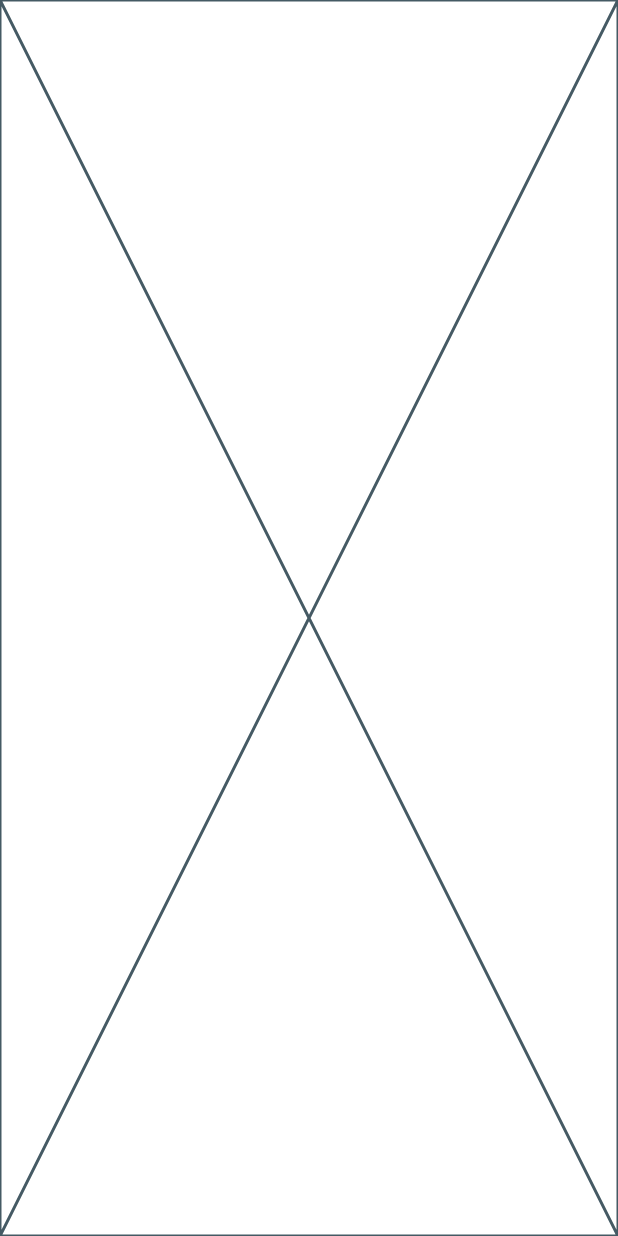
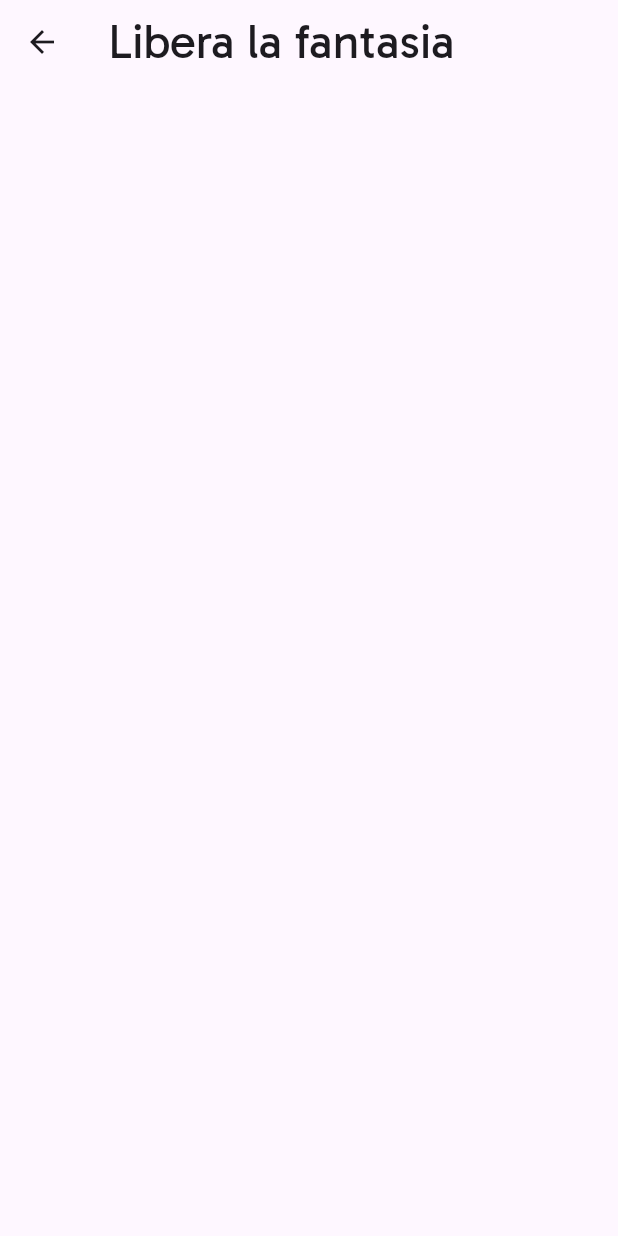
Before and after one commit to headintheclouds02/Cocktail, a Flutter app: the screen it shows after launch, item 3 of the bottom bar chosen, after a tap on "Libera la fantasia", on a phone screen of 412 x 824 dp. Run offline on Flutter 3.47's test engine with Material 3 defaults, Android fonts, the phone set to English and light mode, and no system bars; our stand-ins replace dio, flutter_svg; network calls fail.

Commit message:
create schermate svuota frigo e libera la fantasia

```diff
--- a/lib/components/add_card.dart
+++ b/lib/components/add_card.dart
@@ -25,7 +25,7 @@ class AddCard extends StatelessWidget {
         margin: EdgeInsets.symmetric(vertical: 30),
         color: AppColors.addCard,
         child: Padding(
-          padding: const EdgeInsets.all(32.0),
+          padding: const EdgeInsets.symmetric(horizontal: 32, vertical: 48),
           child: Column(
             children: [
               Text(
--- a/lib/screens/add_screen.dart
+++ b/lib/screens/add_screen.dart
@@ -26,7 +26,7 @@ class _AddScreenState extends State<AddScreen> {
             onTap: () {
               Navigator.push(
                 context,
-                MaterialPageRoute(builder: (context) => SvuotaFrigoScreen()),
+                MaterialPageRoute(builder: (context) => SvuotaFrigoScreen(title: "Svuota frigo")),
               );
             },
           ),
@@ -36,7 +36,7 @@ class _AddScreenState extends State<AddScreen> {
             onTap: () {
               Navigator.push(
                 context,
-                MaterialPageRoute(builder: (context) => LiberaFantasiaScreen()),
+                MaterialPageRoute(builder: (context) => LiberaFantasiaScreen(title: "Libera la fantasia")),
               );
             },
           ),
--- a/lib/screens/libera_fantasia_screen.dart
+++ b/lib/screens/libera_fantasia_screen.dart
@@ -1,10 +1,16 @@
 import 'package:flutter/material.dart';
 
 class LiberaFantasiaScreen extends StatelessWidget {
-  const LiberaFantasiaScreen({super.key});
+  final String title;
+  const LiberaFantasiaScreen({super.key, required this.title});
 
   @override
   Widget build(BuildContext context) {
-    return const Placeholder();
+    return Scaffold(
+      appBar: AppBar(
+        title: Text(title, style: TextStyle(fontFamily: 'Gabarito', fontSize: 32)),
+      )
+
+    );
   }
 }
```
Also changed, not shown: lib/screens/svuota_frigo_screen.dart (+8 -2 lines).
